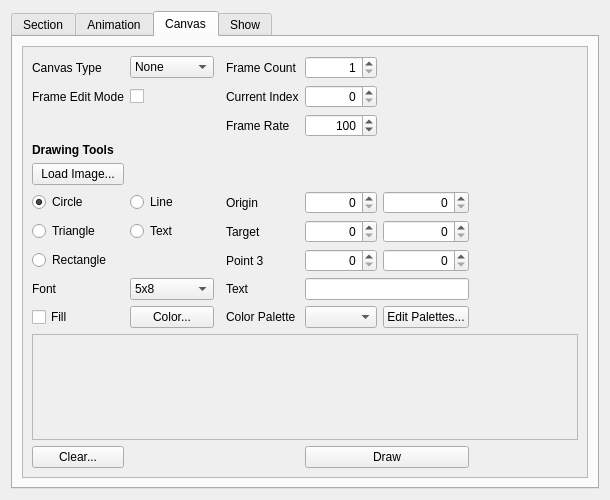
This is src/widget/maestrocontrolwidget.ui in 8bitbuddhist/PixelMaestro-Studio as Qt 5 draws it before an edit. The edited form follows.
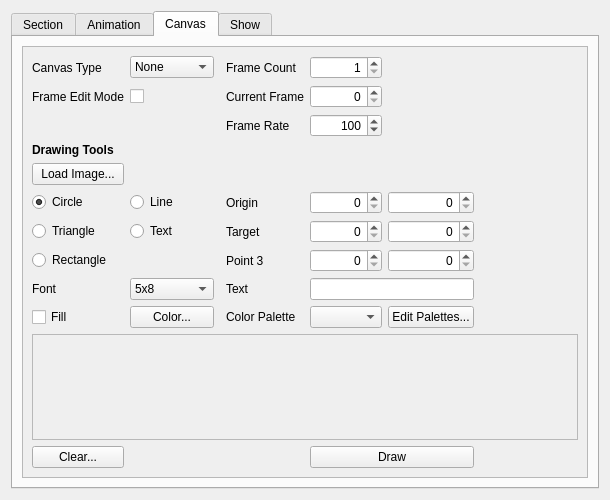
This is the edited form. The open tabs and pages were chosen to show the change.

Commit message: Minor spelling fixes/todos

```diff
--- a/src/widget/maestrocontrolwidget.ui
+++ b/src/widget/maestrocontrolwidget.ui
@@ -600,7 +600,7 @@
            <rect>
             <x>0</x>
             <y>0</y>
-            <width>544</width>
+            <width>554</width>
             <height>460</height>
            </rect>
           </property>
@@ -801,7 +801,7 @@
            <item row="1" column="3">
             <widget class="QLabel" name="currentFrameLabel">
              <property name="text">
-              <string>Current Index</string>
+              <string>Current Frame</string>
              </property>
             </widget>
            </item>
```
Left out of the diff: 4 changed lines with no effect on the pictures. The commit also changes 2 other files.
